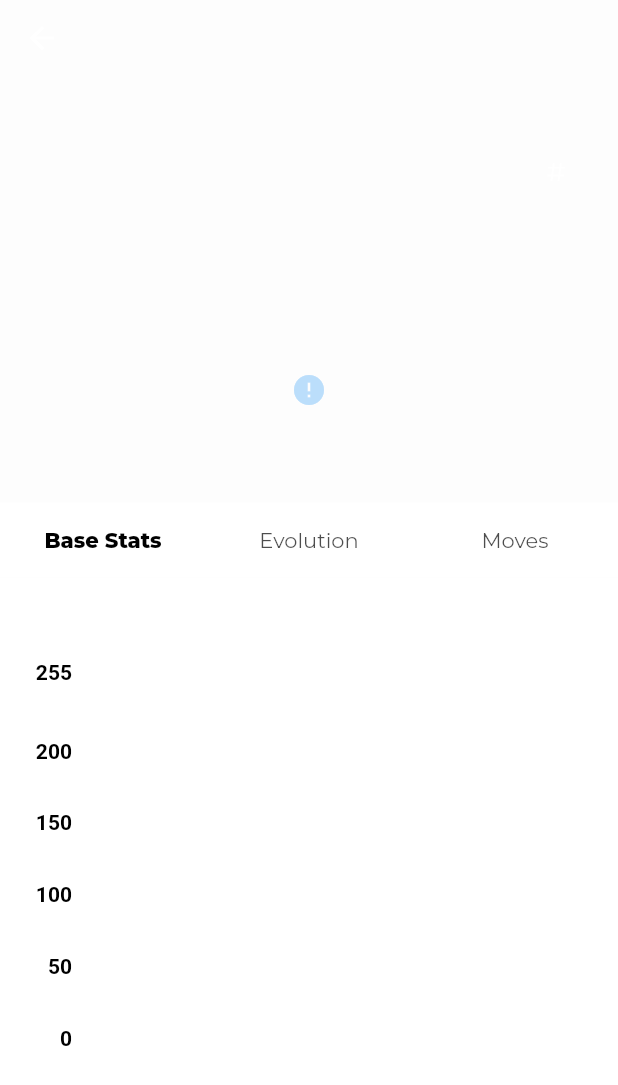
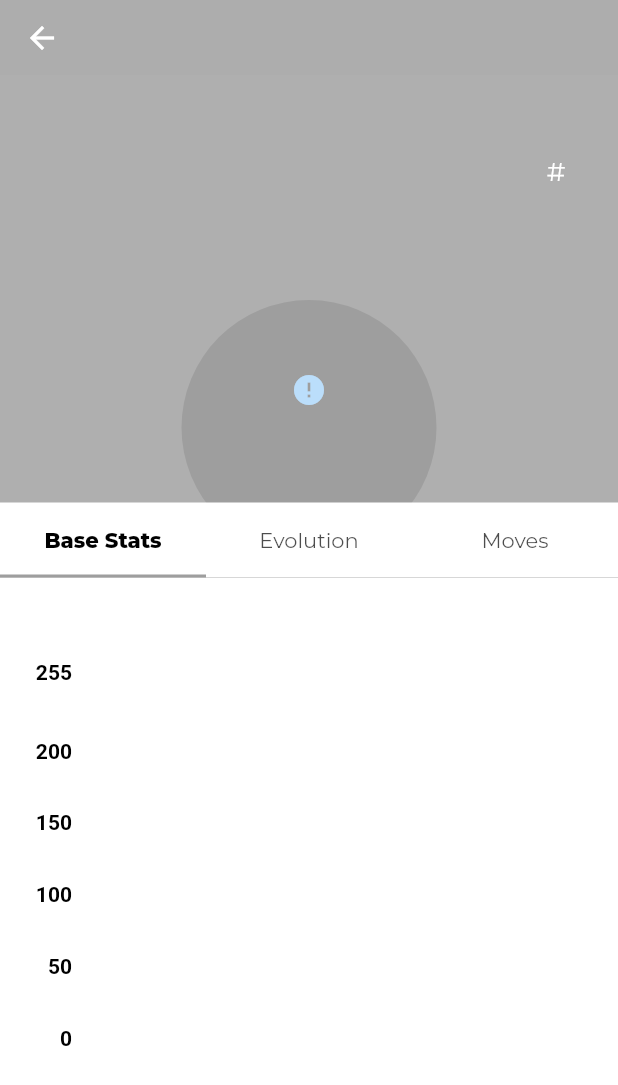
Before and after one commit to lewdias/pokedex, a Flutter app: the PokemonDetailsPage screen opened directly with empty values, on a phone screen of 412 x 824 dp. Shown: the top 1085 px of the screen. Run offline on Flutter 3.47's test engine with Material 2 defaults, Android fonts, the phone set to English and light mode, and no system bars; drawn by our look-alikes of cached_network_image, fl_chart; our stand-ins replace dio, google_fonts, shared_preferences; accounts and stored records are empty; network calls fail.

Commit message:
:recycle: (Colors) moving logic hexToColor to models
that way i dont need to do that everytime i need to get a color

```diff
--- a/lib/modules/pokemon/details/widgets/pokemon_accent_circle.dart
+++ b/lib/modules/pokemon/details/widgets/pokemon_accent_circle.dart
@@ -1,6 +1,5 @@
 import 'package:flutter/material.dart';
 import 'package:pokedex_4fun/modules/pokemon/models/pokemon_type.dart';
-import 'package:pokedex_4fun/utils/hexcolor.dart';
 
 class PokemonAccentCircle extends StatelessWidget {
   final PokemonTypeColors typeColors;
@@ -15,9 +14,7 @@ class PokemonAccentCircle extends StatelessWidget {
       child: SizedBox(
         width: 170,
         height: 170,
-        child: CircleAvatar(
-          backgroundColor: getColorFromHex('${typeColors.lightColor}'),
-        ),
+        child: CircleAvatar(backgroundColor: typeColors.lightColor),
       ),
     );
   }
--- a/lib/modules/pokemon/details/widgets/pokemon_header.dart
+++ b/lib/modules/pokemon/details/widgets/pokemon_header.dart
@@ -4,7 +4,6 @@ import 'package:google_fonts/google_fonts.dart';
 import 'package:pokedex_4fun/modules/pokemon/list/widgets/pokemon_card_type.dart';
 import 'package:pokedex_4fun/modules/pokemon/models/pokemon_info.dart';
 import 'package:pokedex_4fun/modules/pokemon/models/pokemon_type.dart';
-import 'package:pokedex_4fun/utils/hexcolor.dart';
 
 class PokemonHeader extends StatelessWidget {
   final PokemonInfo pokemon;
@@ -54,8 +53,7 @@ class PokemonHeader extends StatelessWidget {
                     (int index, PokemonType type) => PokemonCardType(
                       pokemonType: type,
                       index: index,
-                      color: getColorFromHex(
-                              '${pokemon.types[0].type.colors.defaultColor}')
+                      color: pokemon.types[0].type.colors.defaultColor
                           .withAlpha(255),
                     ),
                   )
--- a/lib/modules/pokemon/details/widgets/tabbar/content/stats/pokemon_stats_graph.dart
+++ b/lib/modules/pokemon/details/widgets/tabbar/content/stats/pokemon_stats_graph.dart
@@ -1,9 +1,7 @@
 import 'package:collection/collection.dart';
 import 'package:fl_chart/fl_chart.dart';
 import 'package:flutter/material.dart';
-import 'package:pokedex_4fun/config/constants/stats_colors.dart';
 import 'package:pokedex_4fun/modules/pokemon/models/pokemon_stats.dart';
-import 'package:pokedex_4fun/utils/hexcolor.dart';
 
 class PokemonStatsGraph extends StatefulWidget {
   final List<PokemonStats> stats;
@@ -24,9 +22,10 @@ class PokemonStatsGraphState extends State<PokemonStatsGraph> {
     super.initState();
     final statBars = widget.stats
         .mapIndexed((int index, PokemonStats item) => makeGroupData(
-            index,
-            item.baseStat.toDouble(),
-            getColorFromHex(statsColors[item.stat.name]!['defaultColor'])))
+              index,
+              item.baseStat.toDouble(),
+              item.stat.color,
+            ))
         .toList();
 
     showingBarGroups = statBars;
--- a/lib/modules/pokemon/details/widgets/tabbar/pokemon_tabbar.dart
+++ b/lib/modules/pokemon/details/widgets/tabbar/pokemon_tabbar.dart
@@ -1,7 +1,6 @@
 import 'package:flutter/material.dart';
 import 'package:google_fonts/google_fonts.dart';
 import 'package:pokedex_4fun/modules/pokemon/models/pokemon_type.dart';
-import 'package:pokedex_4fun/utils/hexcolor.dart';
 
 class PokemonTabBar extends StatelessWidget {
   final PokemonTypeColors typeColors;
@@ -22,7 +21,7 @@ class PokemonTabBar extends StatelessWidget {
           elevation: 0,
           bottom: TabBar(
             labelColor: Colors.black,
-            indicatorColor: getColorFromHex('${typeColors.defaultColor}'),
+            indicatorColor: typeColors.defaultColor,
             labelStyle: GoogleFonts.montserrat(fontWeight: FontWeight.w800),
             unselectedLabelStyle:
                 GoogleFonts.montserrat(fontWeight: FontWeight.w400),
--- a/lib/modules/pokemon/list/widgets/pokemon_card_type.dart
+++ b/lib/modules/pokemon/list/widgets/pokemon_card_type.dart
@@ -1,7 +1,6 @@
 import 'package:flutter/material.dart';
 import 'package:google_fonts/google_fonts.dart';
 import 'package:pokedex_4fun/modules/pokemon/models/pokemon_type.dart';
-import 'package:pokedex_4fun/utils/hexcolor.dart';
 
 class PokemonCardType extends StatelessWidget {
   final PokemonType pokemonType;
@@ -25,8 +24,7 @@ class PokemonCardType extends StatelessWidget {
       width: 75,
       alignment: Alignment.center,
       decoration: BoxDecoration(
-        color:
-            color ?? getColorFromHex('${pokemonType.type.colors.defaultColor}'),
+        color: color ?? pokemonType.type.colors.defaultColor,
         borderRadius: BorderRadius.circular(10),
         border: Border.all(
           color: borderColor ?? Colors.transparent,
--- a/lib/modules/pokemon/models/pokemon_stats.dart
+++ b/lib/modules/pokemon/models/pokemon_stats.dart
@@ -1,3 +1,7 @@
+import 'package:flutter/material.dart';
+import 'package:pokedex_4fun/config/constants/stats_colors.dart';
+import 'package:pokedex_4fun/utils/hexcolor.dart';
+
 class PokemonStats {
   int baseStat;
   int ev;
@@ -21,16 +25,19 @@ class PokemonStats {
 class PokemonStat {
   String name;
   String url;
+  Color color;
 
   PokemonStat({
     required this.name,
     required this.url,
+    required this.color,
   });
 
   factory PokemonStat.fromJson(Map<String, dynamic> json) {
     return PokemonStat(
       name: json['name'],
       url: json['url'],
+      color: getColorFromHex(statsColors[json['name']]!['defaultColor']),
     );
   }
 }
--- a/lib/modules/pokemon/models/pokemon_type.dart
+++ b/lib/modules/pokemon/models/pokemon_type.dart
@@ -1,4 +1,6 @@
+import 'package:flutter/material.dart';
 import 'package:pokedex_4fun/config/constants/types_colors.dart';
+import 'package:pokedex_4fun/utils/hexcolor.dart';
 
 class PokemonType {
   int slot;
@@ -39,9 +41,9 @@ class PokemonTypeProperties {
 }
 
 class PokemonTypeColors {
-  String defaultColor;
-  String lightColor;
-  String darkColor;
+  Color defaultColor;
+  Color lightColor;
+  Color darkColor;
 
   PokemonTypeColors({
     required this.defaultColor,
@@ -51,9 +53,9 @@ class PokemonTypeColors {
 
   factory PokemonTypeColors.fromJson(Map<String, String> item) {
     return PokemonTypeColors(
-      defaultColor: item['defaultColor'] ?? '',
-      lightColor: item['lightColor'] ?? '',
-      darkColor: item['darkColor'] ?? '',
+      defaultColor: getColorFromHex(item['defaultColor']),
+      lightColor: getColorFromHex(item['lightColor']),
+      darkColor: getColorFromHex(item['lightColor']),
     );
   }
 }
--- a/lib/pages/pokemon/details.dart
+++ b/lib/pages/pokemon/details.dart
@@ -7,7 +7,6 @@ import 'package:pokedex_4fun/modules/pokemon/details/widgets/tabbar/content/poke
 import 'package:pokedex_4fun/modules/pokemon/details/widgets/tabbar/pokemon_tabbar.dart';
 import 'package:pokedex_4fun/pages/widgets/custom_appbar.dart';
 import 'package:pokedex_4fun/pages/widgets/pokemon_avatar.dart';
-import 'package:pokedex_4fun/utils/hexcolor.dart';
 
 class PokemonDetailsPage extends StatelessWidget {
   final PokemonInfo pokemon;
@@ -26,7 +25,7 @@ class PokemonDetailsPage extends StatelessWidget {
       child: Scaffold(
         extendBodyBehindAppBar: true,
         appBar: CustomAppBar(
-          backgroundColor: getColorFromHex('${typeColors.defaultColor}'),
+          backgroundColor: typeColors.defaultColor,
           opacity: 0.1,
           iconColor: Colors.white,
         ),
@@ -36,8 +35,7 @@ class PokemonDetailsPage extends StatelessWidget {
               alignment: Alignment.center,
               children: [
                 Container(
-                  color: getColorFromHex('${typeColors.defaultColor}')
-                      .withOpacity(0.8),
+                  color: typeColors.defaultColor.withOpacity(0.8),
                   width: MediaQuery.of(context).size.width,
                   height: MediaQuery.of(context).size.height,
                 ),
```
Also changed, not shown: lib/modules/pokemon/list/widgets/pokemon_card.dart (+2 -5 lines).
